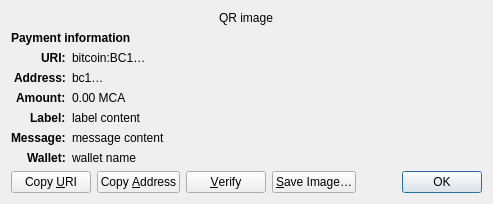
Old version of the form src/qt/forms/receiverequestdialog.ui in the repository Mercatura-Core/Mercatura-Core.
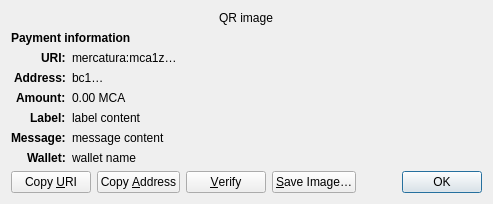
New version of the form. Custom widgets are drawn as their Qt base class.

Commit message: qt: establish Mercatura Core wallet identity

The edit to the form file:
```diff
--- a/src/qt/forms/receiverequestdialog.ui
+++ b/src/qt/forms/receiverequestdialog.ui
@@ -65,7 +65,7 @@
    <item row="2" column="1" alignment="Qt::AlignTop">
     <widget class="QLabel" name="uri_content">
      <property name="text">
-      <string notr="true">bitcoin:BC1…</string>
+      <string notr="true">mercatura:mca1z…</string>
      </property>
      <property name="textFormat">
       <enum>Qt::RichText</enum>
```
The commit also changes 27 other files.
